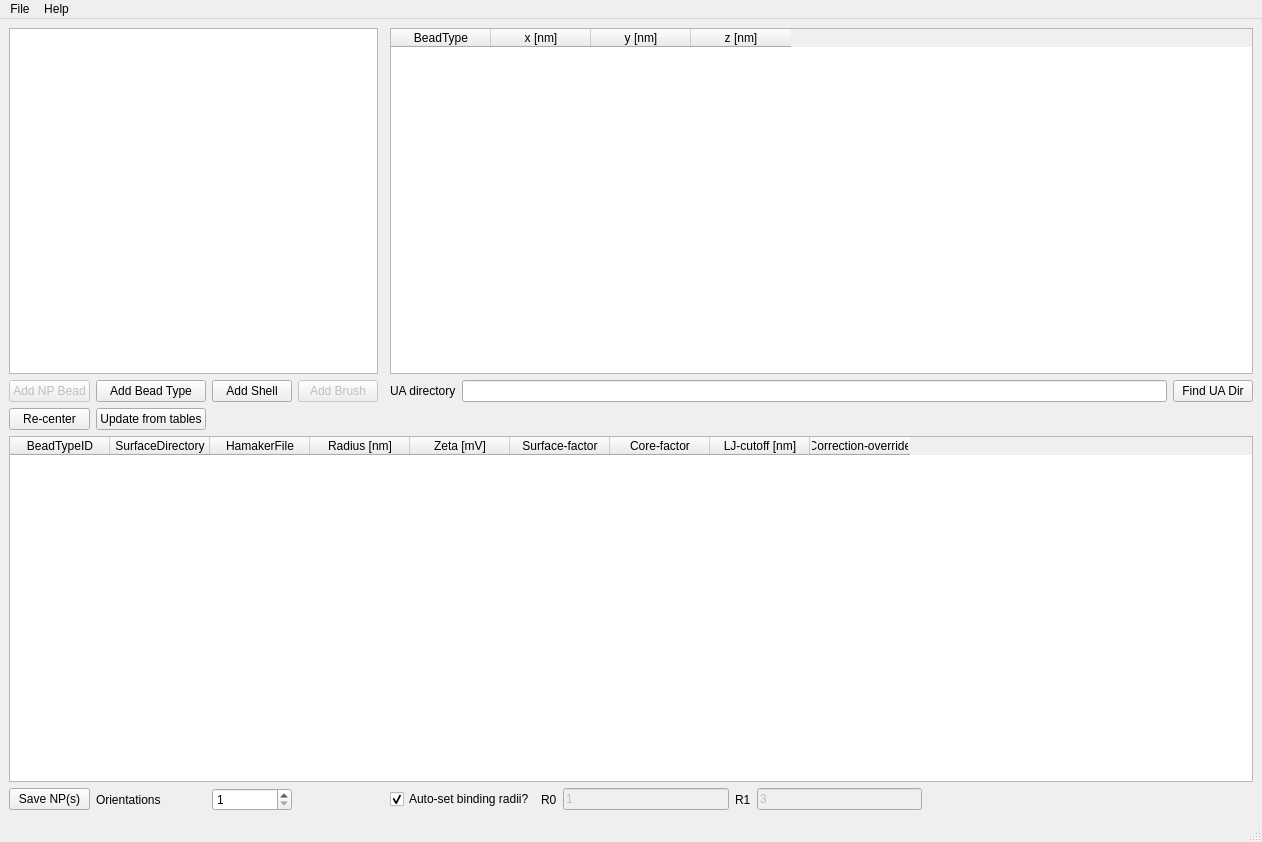
First picture: the form in NPDesigner/src/mainwindow.ui, repository ucd-softmatterlab/NPCoronaPredict, before the edit.
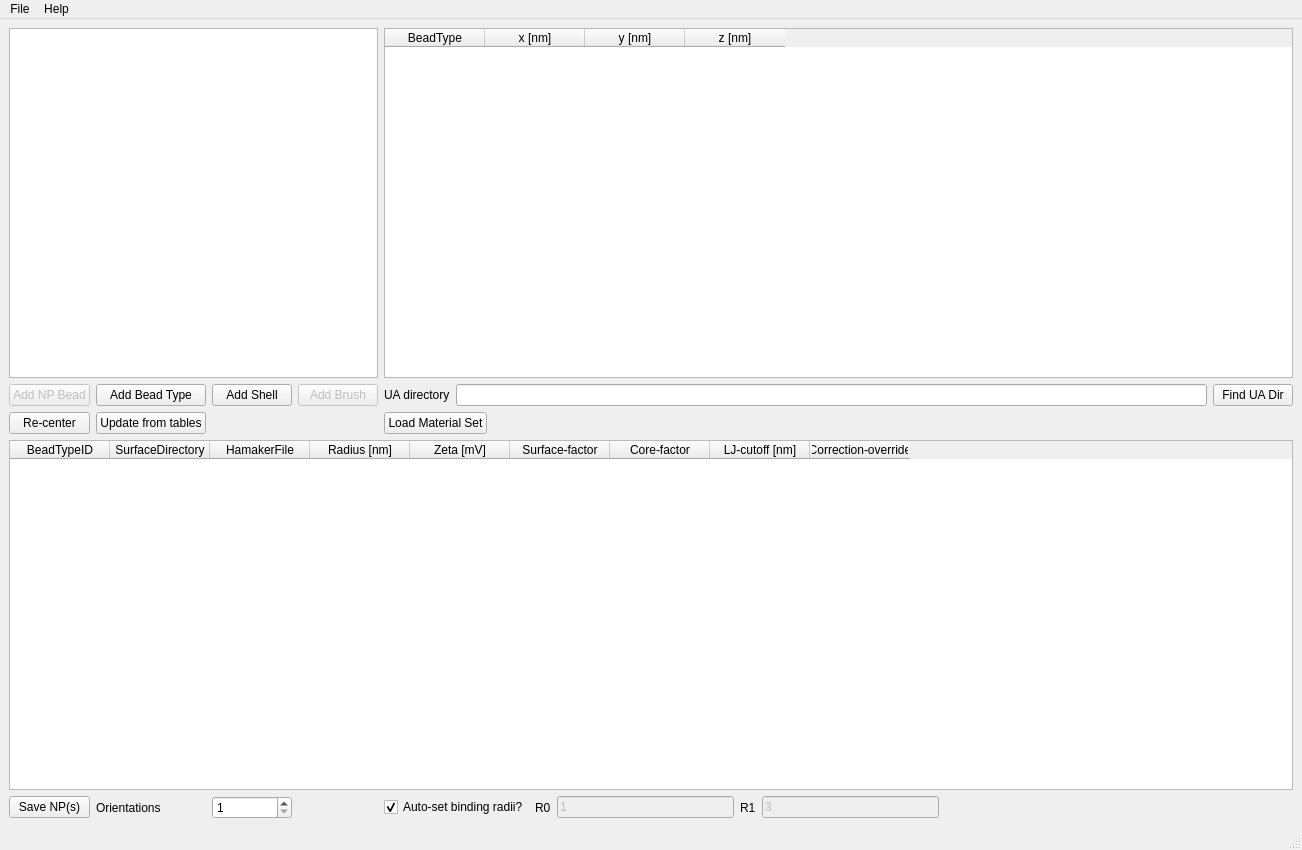
Second picture: the form after the edit.

Commit message: [UPDATE] NPDesigner: PDB output, better material selection

```diff
--- a/NPDesigner/src/mainwindow.ui
+++ b/NPDesigner/src/mainwindow.ui
@@ -6,8 +6,8 @@
    <rect>
     <x>0</x>
     <y>0</y>
-    <width>1262</width>
-    <height>842</height>
+    <width>1302</width>
+    <height>850</height>
    </rect>
   </property>
   <property name="windowTitle">
@@ -24,109 +24,6 @@
         </property>
        </widget>
       </item>
-      <item row="0" column="0" colspan="4">
-       <widget class="QGraphicsView" name="graphicsView"/>
-      </item>
-      <item row="4" column="0" colspan="6">
-       <widget class="QTableWidget" name="beadTypeTable">
-        <property name="alternatingRowColors">
-         <bool>true</bool>
-        </property>
-        <column>
-         <property name="text">
-          <string>BeadTypeID</string>
-         </property>
-        </column>
-        <column>
-         <property name="text">
-          <string>SurfaceDirectory</string>
-         </property>
-        </column>
-        <column>
-         <property name="text">
-          <string>HamakerFile</string>
-         </property>
-        </column>
-        <column>
-         <property name="text">
-          <string>Radius [nm]</string>
-         </property>
-        </column>
-        <column>
-         <property name="text">
-          <string>Zeta [mV]</string>
-         </property>
-        </column>
-        <column>
-         <property name="text">
-          <string>Surface-factor</string>
-         </property>
-        </column>
-        <column>
-         <property name="text">
-          <string>Core-factor</string>
-         </property>
-        </column>
-        <column>
-         <property name="text">
-          <string>LJ-cutoff [nm]</string>
-         </property>
-        </column>
-        <column>
-         <property name="text">
-          <string>Correction-override</string>
-         </property>
-        </column>
-       </widget>
-      </item>
-      <item row="3" column="0">
-       <widget class="QPushButton" name="recenterNP">
-        <property name="text">
-         <string>Re-center</string>
-        </property>
-       </widget>
-      </item>
-      <item row="2" column="5">
-       <layout class="QHBoxLayout" name="horizontalLayout">
-        <item>
-         <widget class="QLabel" name="label">
-          <property name="text">
-           <string>UA directory</string>
-          </property>
-         </widget>
-        </item>
-        <item>
-         <widget class="QLineEdit" name="uaPath"/>
-        </item>
-        <item>
-         <widget class="QPushButton" name="findUADir">
-          <property name="text">
-           <string>Find UA Dir</string>
-          </property>
-         </widget>
-        </item>
-       </layout>
-      </item>
-      <item row="2" column="0">
-       <widget class="QPushButton" name="newBeadButton">
-        <property name="enabled">
-         <bool>false</bool>
-        </property>
-        <property name="text">
-         <string>Add NP Bead</string>
-        </property>
-       </widget>
-      </item>
-      <item row="5" column="2">
-       <widget class="QSpinBox" name="numNPOrients">
-        <property name="minimum">
-         <number>1</number>
-        </property>
-        <property name="maximum">
-         <number>999</number>
-        </property>
-       </widget>
-      </item>
       <item row="3" column="1">
        <widget class="QPushButton" name="updateTables">
         <property name="text">
@@ -134,31 +31,14 @@
         </property>
        </widget>
       </item>
-      <item row="2" column="3">
-       <widget class="QPushButton" name="newBrushButton">
-        <property name="enabled">
-         <bool>false</bool>
-        </property>
+      <item row="3" column="0">
+       <widget class="QPushButton" name="recenterNP">
         <property name="text">
-         <string>Add Brush</string>
+         <string>Re-center</string>
         </property>
        </widget>
       </item>
-      <item row="2" column="2">
-       <widget class="QPushButton" name="newShellButton">
-        <property name="text">
-         <string>Add Shell</string>
-        </property>
-       </widget>
-      </item>
-      <item row="5" column="1">
-       <widget class="QLabel" name="label_2">
-        <property name="text">
-         <string>Orientations</string>
-        </property>
-       </widget>
-      </item>
-      <item row="0" column="5">
+      <item row="0" column="4">
        <widget class="QTableWidget" name="beadTable">
         <property name="alternatingRowColors">
          <bool>true</bool>
@@ -188,6 +68,23 @@
         </column>
        </widget>
       </item>
+      <item row="2" column="3">
+       <widget class="QPushButton" name="newBrushButton">
+        <property name="enabled">
+         <bool>false</bool>
+        </property>
+        <property name="text">
+         <string>Add Brush</string>
+        </property>
+       </widget>
+      </item>
+      <item row="5" column="1">
+       <widget class="QLabel" name="label_2">
+        <property name="text">
+         <string>Orientations</string>
+        </property>
+       </widget>
+      </item>
       <item row="5" column="0">
        <layout class="QVBoxLayout" name="verticalLayout">
         <item>
@@ -199,7 +96,97 @@
         </item>
        </layout>
       </item>
-      <item row="5" column="5">
+      <item row="5" column="2">
+       <widget class="QSpinBox" name="numNPOrients">
+        <property name="minimum">
+         <number>1</number>
+        </property>
+        <property name="maximum">
+         <number>999</number>
+        </property>
+       </widget>
+      </item>
+      <item row="2" column="4">
+       <layout class="QHBoxLayout" name="horizontalLayout">
+        <item>
+         <widget class="QLabel" name="label">
+          <property name="text">
+           <string>UA directory</string>
+          </property>
+         </widget>
+        </item>
+        <item>
+         <widget class="QLineEdit" name="uaPath"/>
+        </item>
+        <item>
+         <widget class="QPushButton" name="findUADir">
+          <property name="text">
+           <string>Find UA Dir</string>
+          </property>
+         </widget>
+        </item>
+       </layout>
+      </item>
+      <item row="4" column="0" colspan="5">
+       <widget class="QTableWidget" name="beadTypeTable">
+        <property name="alternatingRowColors">
+         <bool>true</bool>
+        </property>
+        <column>
+         <property name="text">
+          <string>BeadTypeID</string>
+         </property>
+        </column>
+        <column>
+         <property name="text">
+          <string>SurfaceDirectory</string>
+         </property>
+        </column>
+        <column>
+         <property name="text">
+          <string>HamakerFile</string>
+         </property>
+        </column>
+        <column>
+         <property name="text">
+          <string>Radius [nm]</string>
+         </property>
+        </column>
+        <column>
+         <property name="text">
+          <string>Zeta [mV]</string>
+         </property>
+        </column>
+        <column>
+         <property name="text">
+          <string>Surface-factor</string>
+         </property>
+        </column>
+        <column>
+         <property name="text">
+          <string>Core-factor</string>
+         </property>
+        </column>
+        <column>
+         <property name="text">
+          <string>LJ-cutoff [nm]</string>
+         </property>
+        </column>
+        <column>
+         <property name="text">
+          <string>Correction-override</string>
+         </property>
+        </column>
+       </widget>
+      </item>
+      <item row="2" column="2">
+       <widget class="QPushButton" name="newShellButton">
+        <property name="text">
+         <string>Add Shell</string>
+        </property>
+       </widget>
+      </item>
+      <item row="5" column="4">
        <layout class="QHBoxLayout" name="horizontalLayout_6">
         <item>
          <widget class="QCheckBox" name="autoBounds">
@@ -273,6 +260,43 @@
         </item>
        </layout>
       </item>
+      <item row="0" column="0" colspan="4">
+       <widget class="QGraphicsView" name="graphicsView"/>
+      </item>
+      <item row="2" column="0">
+       <widget class="QPushButton" name="newBeadButton">
+        <property name="enabled">
+         <bool>false</bool>
+        </property>
+        <property name="text">
+         <string>Add NP Bead</string>
+        </property>
+       </widget>
+      </item>
+      <item row="3" column="4">
+       <layout class="QHBoxLayout" name="horizontalLayout_3">
+        <item>
+         <widget class="QPushButton" name="loadMaterialSet">
+          <property name="text">
+           <string>Load Material Set</string>
+          </property>
+         </widget>
+        </item>
+        <item>
+         <spacer name="horizontalSpacer_3">
+          <property name="orientation">
+           <enum>Qt::Horizontal</enum>
+          </property>
+          <property name="sizeHint" stdset="0">
+           <size>
+            <width>40</width>
+            <height>20</height>
+           </size>
+          </property>
+         </spacer>
+        </item>
+       </layout>
+      </item>
      </layout>
     </item>
    </layout>
@@ -282,7 +306,7 @@
     <rect>
      <x>0</x>
      <y>0</y>
-     <width>1262</width>
+     <width>1302</width>
      <height>22</height>
     </rect>
    </property>
```
The commit also changes 8 other files.
